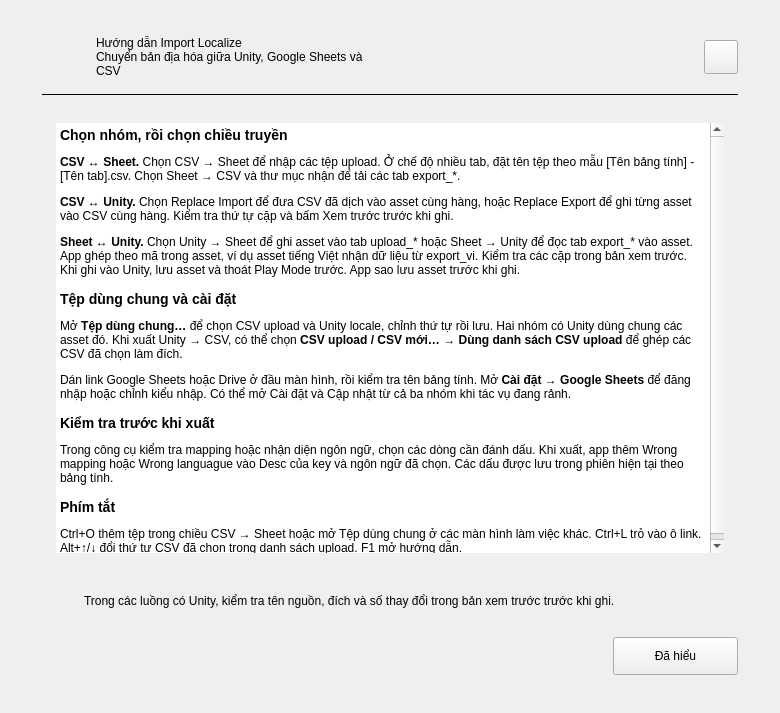
longnguy3n/Import-Localize, file src/import_localize/ui/forms/help_dialog.ui: the form before one commit.
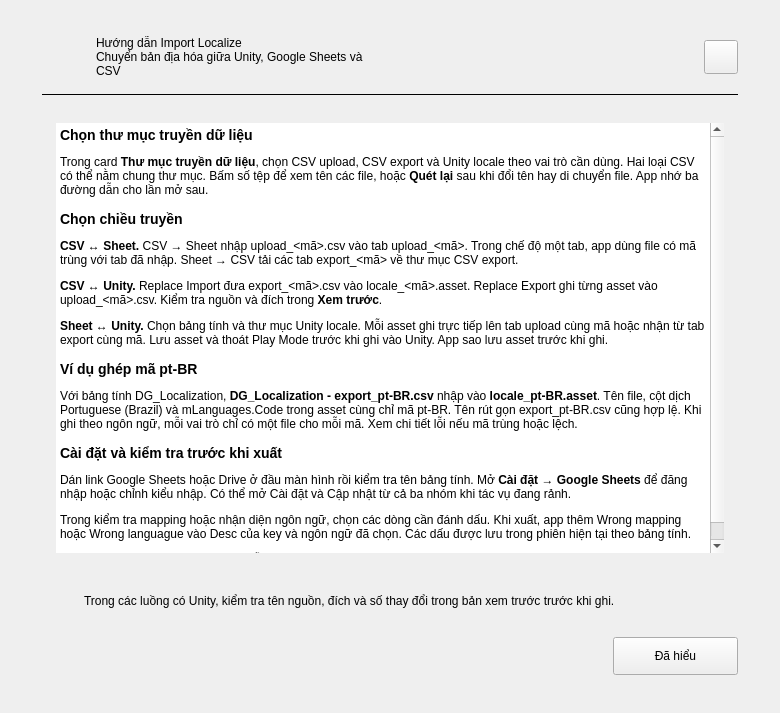
The form after the commit.

Commit message: Discover transfer folders and validate locale identities in all directions (v1.22.0)

```diff
--- a/src/import_localize/ui/forms/help_dialog.ui
+++ b/src/import_localize/ui/forms/help_dialog.ui
@@ -175,7 +175,18 @@
             </size>
            </property>
            <property name="html">
-            <string>&lt;h3&gt;Chọn nhóm, rồi chọn chiều truyền&lt;/h3&gt;&lt;p&gt;&lt;b&gt;CSV ↔ Sheet.&lt;/b&gt; Chọn CSV → Sheet để nhập các tệp upload. Ở chế độ nhiều tab, đặt tên tệp theo mẫu [Tên bảng tính] - [Tên tab].csv. Chọn Sheet → CSV và thư mục nhận để tải các tab export_*.&lt;/p&gt;&lt;p&gt;&lt;b&gt;CSV ↔ Unity.&lt;/b&gt; Chọn Replace Import để đưa CSV đã dịch vào asset cùng hàng, hoặc Replace Export để ghi từng asset vào CSV cùng hàng. Kiểm tra thứ tự cặp và bấm Xem trước trước khi ghi.&lt;/p&gt;&lt;p&gt;&lt;b&gt;Sheet ↔ Unity.&lt;/b&gt; Chọn Unity → Sheet để ghi asset vào tab upload_* hoặc Sheet → Unity để đọc tab export_* vào asset. App ghép theo mã trong asset, ví dụ asset tiếng Việt nhận dữ liệu từ export_vi. Kiểm tra các cặp trong bản xem trước. Khi ghi vào Unity, lưu asset và thoát Play Mode trước. App sao lưu asset trước khi ghi.&lt;/p&gt;&lt;h3&gt;Tệp dùng chung và cài đặt&lt;/h3&gt;&lt;p&gt;Mở &lt;b&gt;Tệp dùng chung…&lt;/b&gt; để chọn CSV upload và Unity locale, chỉnh thứ tự rồi lưu. Hai nhóm có Unity dùng chung các asset đó. Khi xuất Unity → CSV, có thể chọn &lt;b&gt;CSV upload / CSV mới… → Dùng danh sách CSV upload&lt;/b&gt; để ghép các CSV đã chọn làm đích.&lt;/p&gt;&lt;p&gt;Dán link Google Sheets hoặc Drive ở đầu màn hình, rồi kiểm tra tên bảng tính. Mở &lt;b&gt;Cài đặt → Google Sheets&lt;/b&gt; để đăng nhập hoặc chỉnh kiểu nhập. Có thể mở Cài đặt và Cập nhật từ cả ba nhóm khi tác vụ đang rảnh.&lt;/p&gt;&lt;h3&gt;Kiểm tra trước khi xuất&lt;/h3&gt;&lt;p&gt;Trong công cụ kiểm tra mapping hoặc nhận diện ngôn ngữ, chọn các dòng cần đánh dấu. Khi xuất, app thêm Wrong mapping hoặc Wrong languague vào Desc của key và ngôn ngữ đã chọn. Các dấu được lưu trong phiên hiện tại theo bảng tính.&lt;/p&gt;&lt;h3&gt;Phím tắt&lt;/h3&gt;&lt;p&gt;Ctrl+O thêm tệp trong chiều CSV → Sheet hoặc mở Tệp dùng chung ở các màn hình làm việc khác. Ctrl+L trỏ vào ô link. Alt+↑/↓ đổi thứ tự CSV đã chọn trong danh sách upload. F1 mở hướng dẫn.&lt;/p&gt;</string>
+            <string>&lt;h3&gt;Chọn thư mục truyền dữ liệu&lt;/h3&gt;
+&lt;p&gt;Trong card &lt;b&gt;Thư mục truyền dữ liệu&lt;/b&gt;, chọn CSV upload, CSV export và Unity locale theo vai trò cần dùng. Hai loại CSV có thể nằm chung thư mục. Bấm số tệp để xem tên các file, hoặc &lt;b&gt;Quét lại&lt;/b&gt; sau khi đổi tên hay di chuyển file. App nhớ ba đường dẫn cho lần mở sau.&lt;/p&gt;
+&lt;h3&gt;Chọn chiều truyền&lt;/h3&gt;
+&lt;p&gt;&lt;b&gt;CSV ↔ Sheet.&lt;/b&gt; CSV → Sheet nhập upload_&amp;lt;mã&amp;gt;.csv vào tab upload_&amp;lt;mã&amp;gt;. Trong chế độ một tab, app dùng file có mã trùng với tab đã nhập. Sheet → CSV tải các tab export_&amp;lt;mã&amp;gt; về thư mục CSV export.&lt;/p&gt;
+&lt;p&gt;&lt;b&gt;CSV ↔ Unity.&lt;/b&gt; Replace Import đưa export_&amp;lt;mã&amp;gt;.csv vào locale_&amp;lt;mã&amp;gt;.asset. Replace Export ghi từng asset vào upload_&amp;lt;mã&amp;gt;.csv. Kiểm tra nguồn và đích trong &lt;b&gt;Xem trước&lt;/b&gt;.&lt;/p&gt;
+&lt;p&gt;&lt;b&gt;Sheet ↔ Unity.&lt;/b&gt; Chọn bảng tính và thư mục Unity locale. Mỗi asset ghi trực tiếp lên tab upload cùng mã hoặc nhận từ tab export cùng mã. Lưu asset và thoát Play Mode trước khi ghi vào Unity. App sao lưu asset trước khi ghi.&lt;/p&gt;
+&lt;h3&gt;Ví dụ ghép mã pt-BR&lt;/h3&gt;
+&lt;p&gt;Với bảng tính DG_Localization, &lt;b&gt;DG_Localization - export_pt-BR.csv&lt;/b&gt; nhập vào &lt;b&gt;locale_pt-BR.asset&lt;/b&gt;. Tên file, cột dịch Portuguese (Brazil) và mLanguages.Code trong asset cùng chỉ mã pt-BR. Tên rút gọn export_pt-BR.csv cũng hợp lệ. Khi ghi theo ngôn ngữ, mỗi vai trò chỉ có một file cho mỗi mã. Xem chi tiết lỗi nếu mã trùng hoặc lệch.&lt;/p&gt;
+&lt;h3&gt;Cài đặt và kiểm tra trước khi xuất&lt;/h3&gt;
+&lt;p&gt;Dán link Google Sheets hoặc Drive ở đầu màn hình rồi kiểm tra tên bảng tính. Mở &lt;b&gt;Cài đặt → Google Sheets&lt;/b&gt; để đăng nhập hoặc chỉnh kiểu nhập. Có thể mở Cài đặt và Cập nhật từ cả ba nhóm khi tác vụ đang rảnh.&lt;/p&gt;
+&lt;p&gt;Trong kiểm tra mapping hoặc nhận diện ngôn ngữ, chọn các dòng cần đánh dấu. Khi xuất, app thêm Wrong mapping hoặc Wrong languague vào Desc của key và ngôn ngữ đã chọn. Các dấu được lưu trong phiên hiện tại theo bảng tính.&lt;/p&gt;
+&lt;p&gt;Ctrl+L trỏ vào ô link. F1 mở hướng dẫn.&lt;/p&gt;</string>
            </property>
            <property name="openExternalLinks">
             <bool>true</bool>
```
The commit also changes 30 other files.
